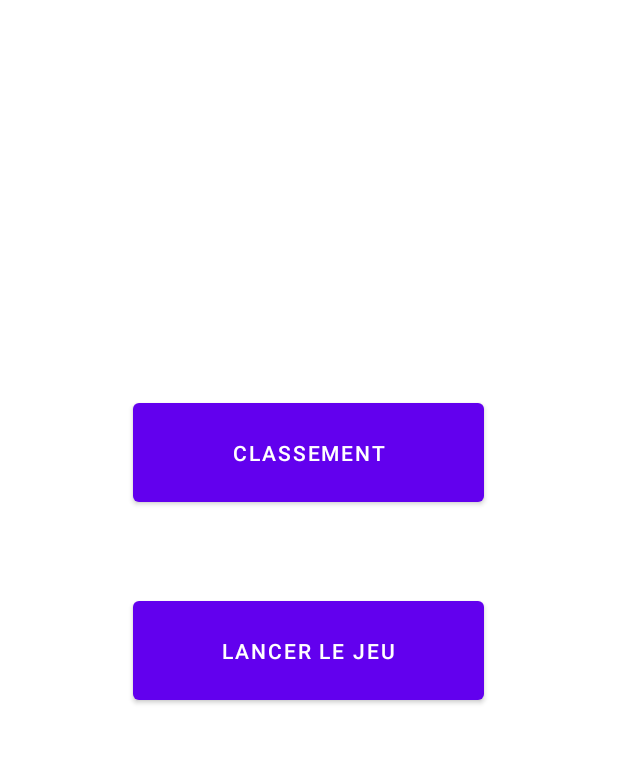
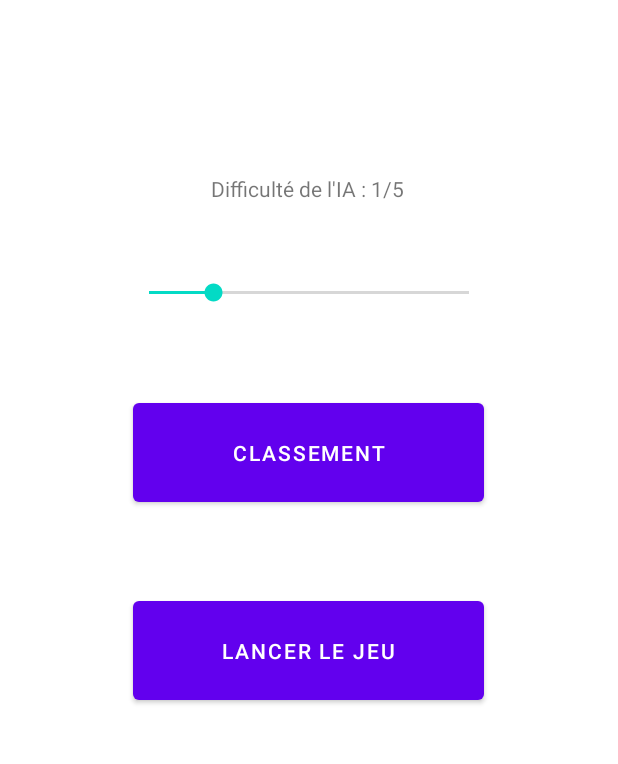
Before and after one commit to Cahierjb/PPCLS, an Android app: the FirstFragment screen opened directly, with no data from a screen before it, on a phone screen of 412 x 824 dp, the part 149-913 px from its top. Run offline under Robolectric (Android 15) with nearby library versions, the phone set to English and light mode, and no system bars; our stand-ins replace Firebase (no records; nobody signed in at launch, a user with empty details on screens opened directly); 1 statement that could not run was skipped.

Commit message:
Modification de L'IA et choix de la difficulte

```diff
--- a/app/src/main/java/esiee/andoid/ppcls/ui/game/GameActivity.java
+++ b/app/src/main/java/esiee/andoid/ppcls/ui/game/GameActivity.java
@@ -59,7 +59,8 @@ public class GameActivity  extends Activity {
         player2=(TextView)findViewById(R.id.player2);
         player2score=(TextView)findViewById(R.id.player2score);
         //TextView
-        ordinateur=new IA(1);
+        Bundle extras = getIntent().getExtras();
+        ordinateur=new IA(extras.getInt("difficulte"));
 
         pierreimg.setOnClickListener(new View.OnClickListener(){
             public void onClick(View v) {
--- a/app/src/main/java/esiee/andoid/ppcls/ui/main/FirstFragment.java
+++ b/app/src/main/java/esiee/andoid/ppcls/ui/main/FirstFragment.java
@@ -5,6 +5,8 @@ import android.os.Bundle;
 import android.view.LayoutInflater;
 import android.view.View;
 import android.view.ViewGroup;
+import android.widget.SeekBar;
+import android.widget.TextView;
 
 import androidx.annotation.NonNull;
 import androidx.fragment.app.Fragment;
@@ -17,6 +19,10 @@ import esiee.andoid.ppcls.ui.game.GameActivity;
 
 public class FirstFragment extends Fragment {
 
+    private SeekBar seek;
+    private TextView text;
+
+
     @Override
     public View onCreateView(
             LayoutInflater inflater, ViewGroup container,
@@ -28,11 +34,41 @@ public class FirstFragment extends Fragment {
 
     public void onViewCreated(@NonNull View view, Bundle savedInstanceState) {
         super.onViewCreated(view, savedInstanceState);
+        this.seek = (SeekBar)view.findViewById(R.id.difficulte);
+        this.text = (TextView) view.findViewById(R.id.textDifficulte);
+
+        this.seek.setMax(5);
+        this.seek.setProgress(1);
+        this.text.setText("Difficulté de l'IA : " + seek.getProgress() + "/" + seek.getMax());
+
+        this.seek.setOnSeekBarChangeListener(new SeekBar.OnSeekBarChangeListener() {
+            int progress = 0;
+            // When Progress value changed.
+            @Override
+            public void onProgressChanged(SeekBar seekBar, int progressValue, boolean fromUser) {
+                text.setText("Difficulté de l'IA : " + seek.getProgress() + "/" + seek.getMax());
+            }
+            // Notification that the user has started a touch gesture.
+            @Override
+            public void onStartTrackingTouch(SeekBar seekBar) {
+            }
+
+            // Notification that the user has finished a touch gesture
+            @Override
+            public void onStopTrackingTouch(SeekBar seekBar) {
+                text.setText("Difficulté de l'IA : " + progress + "/" + seekBar.getMax());
+
+            }
+
+        });
 
         view.findViewById(R.id.lancerLeJeu).setOnClickListener(new View.OnClickListener() {
             @Override
             public void onClick(View view) {
                 Intent game = new Intent(FirstFragment.super.getActivity(), GameActivity.class);
+                Bundle bund = new Bundle();
+                bund.putInt("difficulte", seek.getProgress());
+                game.putExtras(bund);
                 startActivity(game);
             }
         });
--- a/app/src/main/java/esiee/andoid/ppcls/ui/main/MainActivity.java
+++ b/app/src/main/java/esiee/andoid/ppcls/ui/main/MainActivity.java
@@ -23,6 +23,9 @@ public class MainActivity extends AppCompatActivity {
         setContentView(R.layout.activity_main);
         Toolbar toolbar = findViewById(R.id.toolbar);
         setSupportActionBar(toolbar);
+        Bundle extras = getIntent().getExtras();
+        getSupportActionBar().setTitle(extras.getString("email","Anonyme"));
+
 
     }
 
@@ -30,6 +33,7 @@ public class MainActivity extends AppCompatActivity {
     public boolean onCreateOptionsMenu(Menu menu) {
         // Inflate the menu; this adds items to the action bar if it is present.
         getMenuInflater().inflate(R.menu.menu_main, menu);
+
         return true;
     }
 
--- a/app/src/main/res/layout/fragment_first.xml
+++ b/app/src/main/res/layout/fragment_first.xml
@@ -40,4 +40,26 @@
         app:layout_constraintEnd_toEndOf="parent"
         app:layout_constraintHorizontal_bias="0.497"
         app:layout_constraintStart_toStartOf="parent" />
+
+    <SeekBar
+        android:id="@+id/difficulte"
+        android:layout_width="245dp"
+        android:layout_height="65dp"
+        app:layout_constraintBottom_toTopOf="@+id/leaderBoard"
+        app:layout_constraintEnd_toEndOf="parent"
+        app:layout_constraintStart_toStartOf="parent"
+        app:layout_constraintTop_toBottomOf="@+id/textMenu"
+        app:layout_constraintVertical_bias="0.826" />
+
+    <TextView
+        android:id="@+id/textDifficulte"
+        android:layout_width="wrap_content"
+        android:layout_height="wrap_content"
+        android:text="Difficulté de l'IA"
+        app:layout_constraintBottom_toTopOf="@+id/difficulte"
+        app:layout_constraintEnd_toEndOf="parent"
+        app:layout_constraintHorizontal_bias="0.498"
+        app:layout_constraintStart_toStartOf="parent"
+        app:layout_constraintTop_toBottomOf="@+id/textMenu"
+        app:layout_constraintVertical_bias="0.807" />
 </androidx.constraintlayout.widget.ConstraintLayout>
```
Also changed, not shown: app/src/main/java/esiee/andoid/ppcls/model/IA.java (+16 -5 lines).
